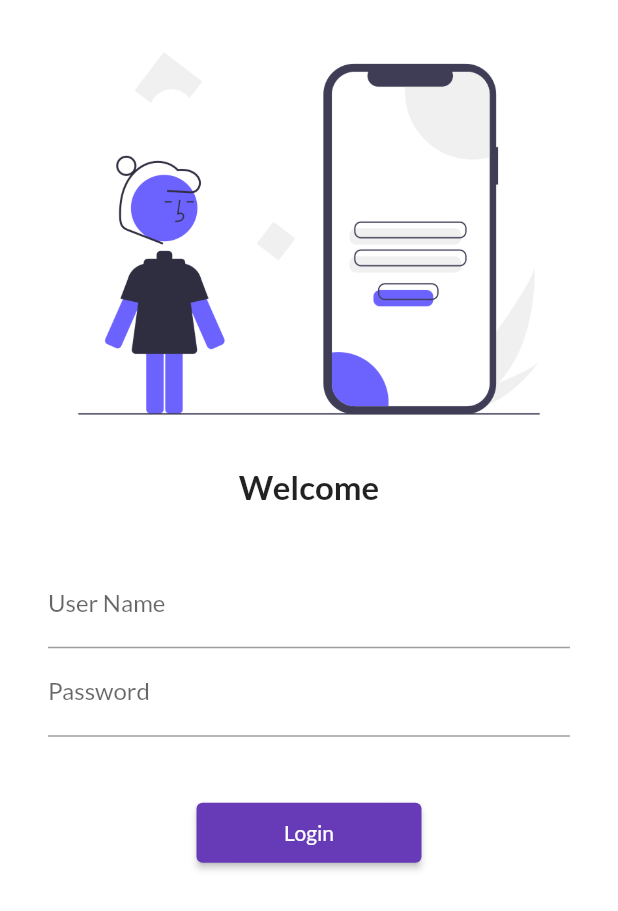
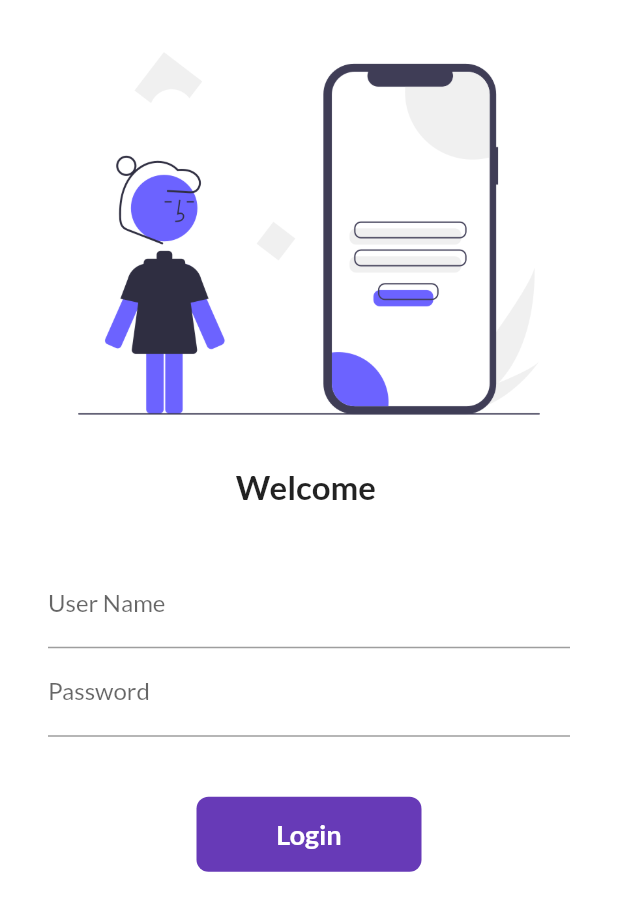
Before and after one commit to atulpandey98/30DaysOfFlutter, a Flutter app: the screen it shows after launch, on a phone screen of 412 x 824 dp. Shown: the top 911 px of the screen. Run offline on Flutter 3.47's test engine with Material 2 defaults, Android fonts, the phone set to English and light mode, and no system bars; our stand-ins replace google_fonts.

```diff
--- a/lib/pages/login_page.dart
+++ b/lib/pages/login_page.dart
@@ -1,7 +1,15 @@
 import "package:flutter/material.dart";
 import 'package:flutter_catalog/utils/routes.dart';
 
-class LoginPage extends StatelessWidget {
+class LoginPage extends StatefulWidget {
+  @override
+  State<LoginPage> createState() => _LoginPageState();
+}
+
+class _LoginPageState extends State<LoginPage> {
+  String name = "";
+  bool changeButton = false;
+
   @override
   Widget build(BuildContext context) {
     return Material(
@@ -14,7 +22,7 @@ class LoginPage extends StatelessWidget {
               fit: BoxFit.cover,
             ),
             Center(
-              child: Text("Welcome",
+              child: Text("Welcome $name",
                   style: TextStyle(fontSize: 22, fontWeight: FontWeight.bold)),
             ),
             SizedBox(height: 20),
@@ -26,6 +34,9 @@ class LoginPage extends StatelessWidget {
                   TextFormField(
                     decoration: InputDecoration(
                         hintText: "Enter your name", labelText: "User Name"),
+                    onChanged: (value) => {
+                      if (value.isNotEmpty) {name = value, setState(() {})}
+                    },
                   ),
                   TextFormField(
                     obscureText: true,
@@ -33,13 +44,44 @@ class LoginPage extends StatelessWidget {
                         hintText: "Enter password", labelText: "Password"),
                   ),
                   SizedBox(height: 40),
-                  ElevatedButton(
-                    onPressed: () {
-                      Navigator.pushNamed(context, MyRoutes.homeRoute);
+                  InkWell(
+                    onTap: () async => {
+                      setState(() {
+                        changeButton = true;
+                      }),
+                      await Future.delayed(Duration(milliseconds: 300)),
+                      Navigator.pushNamed(context, MyRoutes.homeRoute),
                     },
-                    child: Text("Login"),
-                    style: TextButton.styleFrom(minimumSize: Size(150, 40)),
-                  ),
+                    child: AnimatedContainer(
+                      duration: Duration(milliseconds: 300),
+                      width: changeButton ? 50 : 150,
+                      height: 50,
+                      alignment: Alignment.center,
+                      child: changeButton
+                          ? Icon(
+                              Icons.done,
+                              color: Colors.white,
+                            )
+                          : Text(
+                              "Login",
+                              style: TextStyle(
+                                  fontSize: 18,
+                                  fontWeight: FontWeight.bold,
+                                  color: Colors.white),
+                            ),
+                      decoration: BoxDecoration(
+                          color: Colors.deepPurple,
+                          borderRadius:
+                              BorderRadius.circular(changeButton ? 50 : 8)),
+                    ),
+                  )
+                  // ElevatedButton(
+                  //   onPressed: () {
+                  //     Navigator.pushNamed(context, MyRoutes.homeRoute);
+                  //   },
+                  //   child: Text("Login"),
+                  //   style: TextButton.styleFrom(minimumSize: Size(150, 40)),
+                  // ),
                 ],
               ),
             )
```
